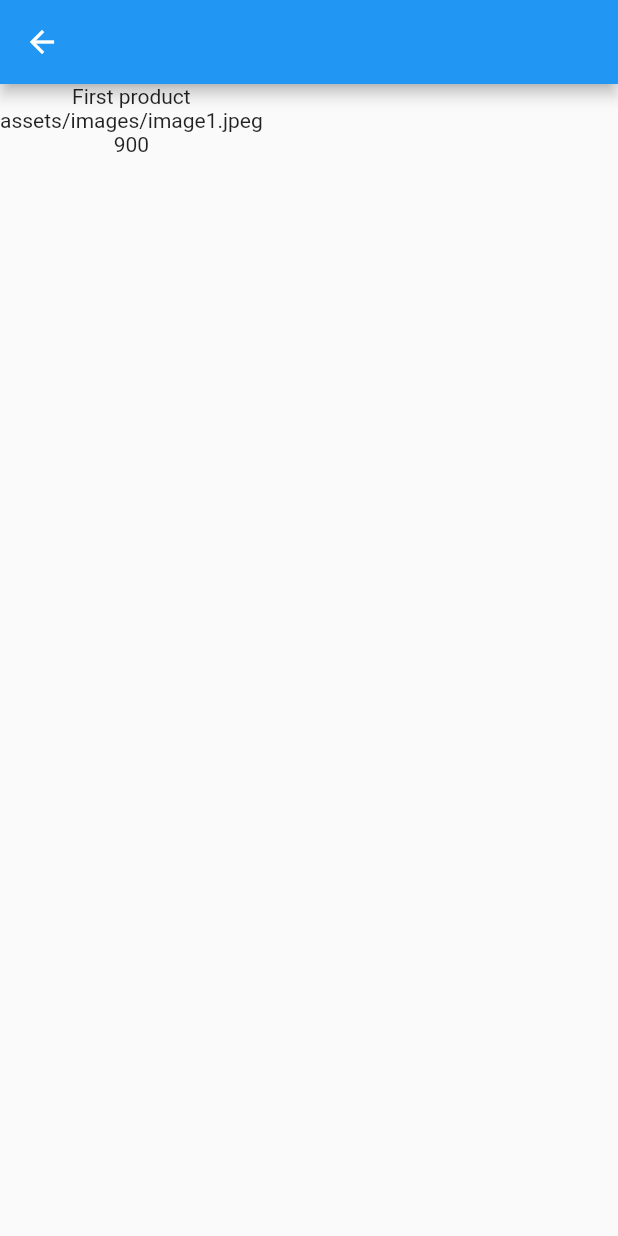
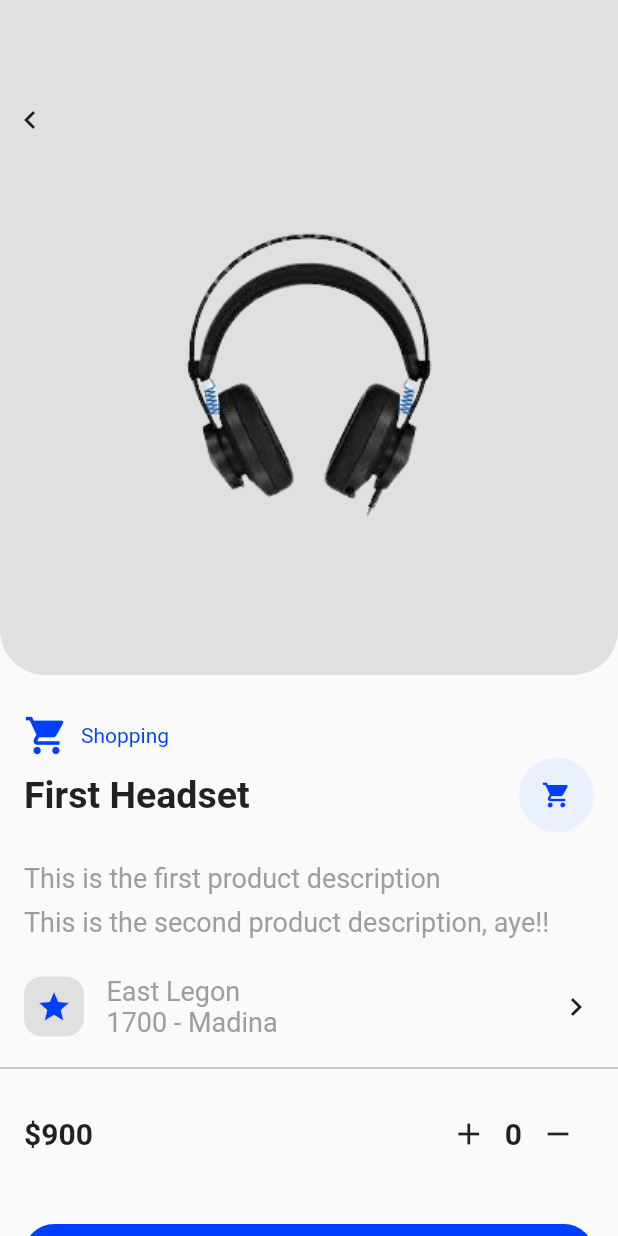
Before and after one commit to iamsirmike/uniceflabs, a Flutter app: the screen it shows after launch, after a tap on "First Headset", on a phone screen of 412 x 824 dp. Run offline on Flutter 3.47's test engine with Material 2 defaults, Android fonts, the phone set to English and light mode, and no system bars.

Commit message:
new changes

```diff
--- a/lib/details.dart
+++ b/lib/details.dart
@@ -1,22 +1,178 @@
 import 'package:flutter/material.dart';
+import 'package:uniceflabs/main.dart';
 
 class Details extends StatelessWidget {
   final String name;
   final String imagesrc;
   final int price;
 
+  int _itemcount = 0;
+
   Details({this.name, this.imagesrc, this.price});
   @override
   Widget build(BuildContext context) {
-
     return Scaffold(
-      appBar: AppBar(),
-          body: Column(
+      body: Column(
+        crossAxisAlignment: CrossAxisAlignment.start,
         children: [
-          Text(name),
-          Text(imagesrc),
-          Text(
-            price.toString(),
+          Container(
+            height: 450,
+            width: double.infinity,
+            decoration: BoxDecoration(
+              color: Colors.grey[300],
+              borderRadius: BorderRadius.only(
+                bottomLeft: Radius.circular(30),
+                bottomRight: Radius.circular(30),
+              ),
+            ),
+            child: Column(
+              crossAxisAlignment: CrossAxisAlignment.start,
+              children: [
+                SizedBox(height: 60),
+                GestureDetector(
+                  onTap: () {
+                    Navigator.pop(context);
+                  },
+                  child: IconsContainer(
+                    icon: Icons.keyboard_arrow_left,
+                  ),
+                ),
+                Center(
+                  child: Container(
+                    height: 300,
+                    width: 500,
+                    child: Image.asset(imagesrc),
+                  ),
+                ),
+              ],
+            ),
+          ),
+          SizedBox(height: 25),
+          Padding(
+            padding: const EdgeInsets.symmetric(horizontal: 16),
+            child: Row(
+              children: [
+                Icon(
+                  Icons.local_grocery_store,
+                  size: 30,
+                  color: Color(0xFF003FFF),
+                ),
+                SizedBox(width: 8),
+                Text(
+                  'Shopping',
+                  style: TextStyle(
+                    color: Color(0xFF003FFF),
+                  ),
+                ),
+              ],
+            ),
+          ),
+          Padding(
+            padding: const EdgeInsets.symmetric(horizontal: 16),
+            child: Row(
+              children: [
+                Text(
+                  name,
+                  style: TextStyle(
+                    fontWeight: FontWeight.bold,
+                    fontSize: 25,
+                  ),
+                ),
+                Spacer(),
+                CircleAvatar(
+                  radius: 25,
+                  backgroundColor: Color(0xFFEBF0FF),
+                  child: Icon(
+                    Icons.local_grocery_store,
+                    size: 20,
+                    color: Color(0xFF003FFF),
+                  ),
+                ),
+              ],
+            ),
+          ),
+          SizedBox(height: 20),
+          Padding(
+            padding: const EdgeInsets.symmetric(horizontal: 16),
+            child: Description(desc: 'This is the first product description'),
+          ),
+          SizedBox(height: 8),
+          Padding(
+            padding: const EdgeInsets.symmetric(horizontal: 16),
+            child: Description(
+                desc: 'This is the second product description, aye!!'),
+          ),
+          SizedBox(height: 25),
+          Padding(
+            padding: const EdgeInsets.symmetric(horizontal: 16),
+            child: Row(
+              children: [
+                IconsContainer(
+                  icon: Icons.star,
+                  color: Color(0xFF003FFF),
+                ),
+                SizedBox(width: 15),
+                Column(
+                  crossAxisAlignment: CrossAxisAlignment.start,
+                  children: [
+                    Description(desc: 'East Legon'),
+                    Description(desc: '1700 - Madina'),
+                  ],
+                ),
+                Spacer(),
+                Icon(Icons.keyboard_arrow_right),
+              ],
+            ),
+          ),
+          SizedBox(
+            height: 40,
+            child: Divider(color: Colors.grey),
+          ),
+          Padding(
+            padding: const EdgeInsets.symmetric(horizontal: 16),
+            child: Row(
+              children: [
+                Text(
+                  '\$900',
+                  style: TextStyle(
+                    fontWeight: FontWeight.bold,
+                    fontSize: 20,
+                  ),
+                ),
+                Spacer(),
+                IconButton(
+                  icon: Icon(Icons.add),
+                  onPressed: () {},
+                ),
+                Text(
+                  _itemcount.toString(),
+                  style: TextStyle(
+                    fontSize: 20,
+                    fontWeight: FontWeight.bold,
+                  ),
+                ),
+                IconButton(
+                  icon: Icon(Icons.remove),
+                  onPressed: () {},
+                ),
+              ],
+            ),
+          ),
+          SizedBox(height: 20),
+          Padding(
+            padding: const EdgeInsets.all(16.0),
+            child: FlatButton(
+              color: Color(0xFF003FFF),
+              height: 60,
+              minWidth: 400,
+              shape: RoundedRectangleBorder(
+                  borderRadius: BorderRadius.circular(20)),
+              onPressed: () {},
+              child: Text(
+                'ADD TO CART',
+                style: TextStyle(color: Colors.white),
+              ),
+            ),
           ),
         ],
       ),
--- a/lib/main.dart
+++ b/lib/main.dart
@@ -38,7 +38,7 @@ class _MyHomePageState extends State<MyHomePage> {
         child: Column(
           crossAxisAlignment: CrossAxisAlignment.start,
           children: <Widget>[
-            SizedBox(height:50),
+            SizedBox(height: 50),
             Row(
               children: [
                 IconsContainer(
@@ -50,7 +50,7 @@ class _MyHomePageState extends State<MyHomePage> {
                 ),
               ],
             ),
-            SizedBox(height: 20),
+            SizedBox(height: 50),
             Text(
               'Unicef Labs Services',
               style: TextStyle(
@@ -58,19 +58,20 @@ class _MyHomePageState extends State<MyHomePage> {
                 fontSize: 25,
               ),
             ),
-            SizedBox(height: 8),
+            SizedBox(height: 15),
             Description(
               desc: 'We sell all kinds of Africsn made products',
             ),
+            SizedBox(height: 8),
             Description(
               desc: 'This shop provides both products and services',
             ),
-            SizedBox(height: 20),
+            SizedBox(height: 40),
             Row(
               children: [
                 Text(
                   'Products 41',
-                  style: TextStyle(fontWeight: FontWeight.bold),
+                  style: TextStyle(fontWeight: FontWeight.bold, fontSize: 22),
                 ),
                 Spacer(),
                 GestureDetector(
@@ -96,14 +97,15 @@ class _MyHomePageState extends State<MyHomePage> {
                       context,
                       MaterialPageRoute(
                         builder: (context) => Details(
-                          name: 'First product',
-                          imagesrc: 'assets/images/image1.jpeg',
+                          name: 'First Headset',
+                          imagesrc: 'assets/images/image2.png',
                           price: 900,
                         ),
                       ),
                     );
                   },
                   child: Column(
+                    crossAxisAlignment: CrossAxisAlignment.start,
                     children: [
                       Container(
                         height: 200,
@@ -129,6 +131,7 @@ class _MyHomePageState extends State<MyHomePage> {
                 ),
                 Spacer(),
                 Column(
+                  crossAxisAlignment: CrossAxisAlignment.start,
                   children: [
                     Container(
                       height: 200,
@@ -158,7 +161,10 @@ class _MyHomePageState extends State<MyHomePage> {
               children: [
                 Text(
                   'Accessories 487',
-                  style: TextStyle(fontWeight: FontWeight.bold),
+                  style: TextStyle(
+                    fontWeight: FontWeight.bold,
+                    fontSize: 22,
+                  ),
                 ),
                 Spacer(),
                 GestureDetector(
@@ -178,6 +184,7 @@ class _MyHomePageState extends State<MyHomePage> {
             Row(
               children: [
                 Column(
+                  crossAxisAlignment: CrossAxisAlignment.start,
                   children: [
                     Container(
                       height: 200,
@@ -206,6 +213,7 @@ class _MyHomePageState extends State<MyHomePage> {
                 ),
                 Spacer(),
                 Column(
+                  crossAxisAlignment: CrossAxisAlignment.start,
                   children: [
                     Container(
                       height: 200,
@@ -263,17 +271,23 @@ class Description extends StatelessWidget {
 
 class IconsContainer extends StatelessWidget {
   final IconData icon;
+  final Color color;
   const IconsContainer({
     Key key,
     this.icon,
+    this.color
   }) : super(key: key);
 
   @override
   Widget build(BuildContext context) {
     return Container(
-      height: 15,
-      width: 15,
-      child: Icon(icon),
+      height: 40,
+      width: 40,
+      decoration: BoxDecoration(
+        color: Colors.grey[300],
+        borderRadius: BorderRadius.circular(12),
+      ),
+      child: Center(child: Icon(icon, color: color,)),
     );
   }
 }
```
Also changed, not shown: assets/images/image2.png (added).
